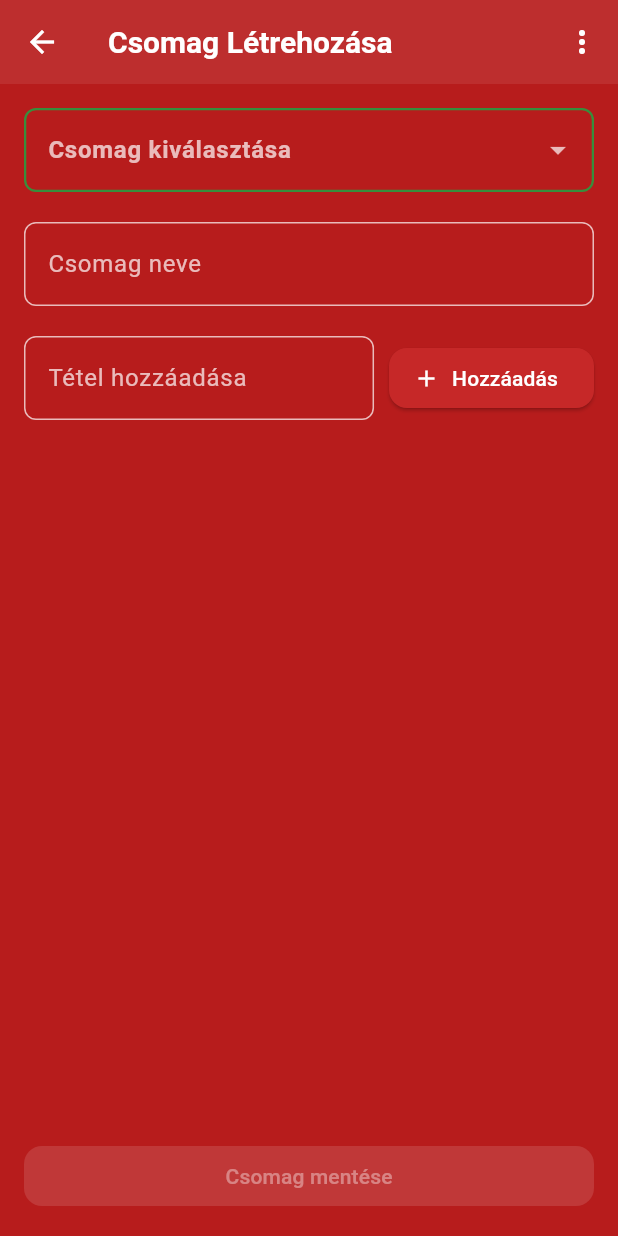
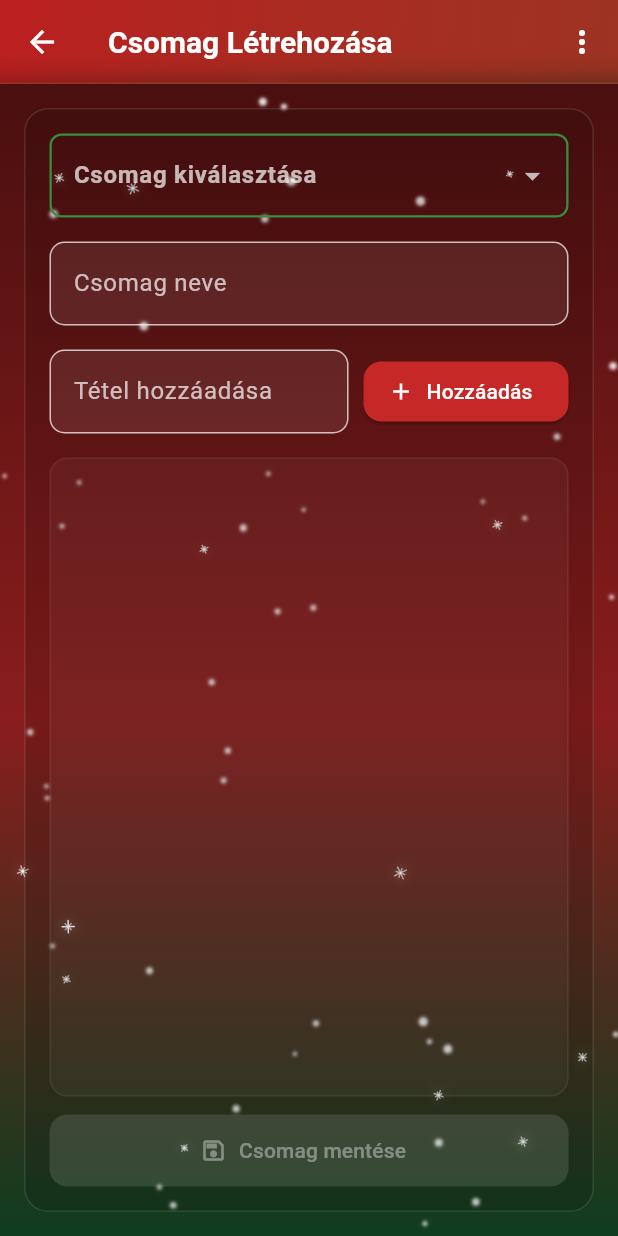
Before and after one commit to Batyito/christmas-bingo, a Flutter app: the CreatePackScreen screen opened directly, on a phone screen of 412 x 824 dp. Run offline on Flutter 3.47's test engine with Material 3 defaults, Android fonts, the phone set to English and light mode, and no system bars; our stand-ins replace cloud_firestore, confetti, firebase_auth, firebase_core; missing offline and left inert: flutter_fireworks; accounts and stored records are empty.

Commit message:
Refactor CreatePackScreen: add themed background & overlays, replace AppBar with GradientBlurAppBar, and restyle layout
- Replace default AppBar with GradientBlurAppBar and introduce themeKey
- Add SeasonalGradientBackground and seasonal overlays (Snowfall, Twinkles, HoppingBunnies, PastelFloaters)
- Wrap content in a centered, constrained, decorated container for responsive layout
- Restyle inputs, item list and buttons (updated paddings, borders, filled colors, rounded corners)
- Move save/update button into SafeArea and unify button styling
- Preserve existing pack/item logic and behaviors

```diff
--- a/lib/screens/create_pack_screen.dart
+++ b/lib/screens/create_pack_screen.dart
@@ -4,6 +4,12 @@ import '../services/firestore/firestore_service.dart';
 import '../models/bingo_item.dart';
 import '../models/pack.dart';
 import '../widgets/quick_nav_sheet.dart';
+import '../widgets/gradient_blur_app_bar.dart';
+import '../widgets/theme_effects/seasonal_gradient_background.dart';
+import '../widgets/theme_effects/snowfall_overlay.dart';
+import '../widgets/theme_effects/twinkles_overlay.dart';
+import '../widgets/theme_effects/hopping_bunnies_overlay.dart';
+import '../widgets/theme_effects/pastel_floaters_overlay.dart';
 
 class CreatePackScreen extends StatefulWidget {
   const CreatePackScreen({super.key});
@@ -288,8 +294,14 @@ class _CreatePackScreenState extends State<CreatePackScreen> {
 
   @override
   Widget build(BuildContext context) {
+    final themeKey = _autoThemeKey();
     return Scaffold(
-      appBar: AppBar(
+      appBar: GradientBlurAppBar(
+        themeKey: themeKey,
+        leading: IconButton(
+          icon: const Icon(Icons.arrow_back),
+          onPressed: () => Navigator.of(context).maybePop(),
+        ),
         title: const Text(
           "Csomag Létrehozása",
           style: TextStyle(fontWeight: FontWeight.bold),
@@ -302,25 +314,46 @@ class _CreatePackScreenState extends State<CreatePackScreen> {
           ),
         ],
       ),
-      body: Padding(
+      body: Stack(
+        children: [
+          SeasonalGradientBackground(themeKey: themeKey),
+          if (themeKey == 'christmas') ...[
+            const IgnorePointer(child: SnowfallOverlay()),
+            const IgnorePointer(child: TwinklesOverlay()),
+          ] else ...[
+            const IgnorePointer(child: HoppingBunniesOverlay()),
+            const IgnorePointer(child: PastelFloatersOverlay()),
+          ],
+          Center(
+            child: ConstrainedBox(
+              constraints: const BoxConstraints(maxWidth: 900),
+              child: Padding(
                 padding: const EdgeInsets.all(16.0),
+                child: Container(
+                  padding: const EdgeInsets.all(16.0),
+                  decoration: BoxDecoration(
+                    color: Colors.black.withValues(alpha: 0.14),
+                    borderRadius: BorderRadius.circular(16),
+                    border:
+                        Border.all(color: Colors.white.withValues(alpha: 0.12)),
+                  ),
                   child: Column(
                     crossAxisAlignment: CrossAxisAlignment.stretch,
                     children: [
                       _buildPackDropdown(),
-            const SizedBox(height: 20),
+                      const SizedBox(height: 16),
                       TextField(
                         controller: packNameController,
                         decoration: InputDecoration(
                           labelText: "Csomag neve",
                           filled: true,
-                fillColor: Theme.of(context).colorScheme.surface,
+                          fillColor: Colors.white.withValues(alpha: 0.08),
                           border: OutlineInputBorder(
-                  borderRadius: BorderRadius.circular(8.0),
+                            borderRadius: BorderRadius.circular(10.0),
                           ),
                         ),
                       ),
-            const SizedBox(height: 20),
+                      const SizedBox(height: 16),
                       Row(
                         children: [
                           Expanded(
@@ -329,9 +362,9 @@ class _CreatePackScreenState extends State<CreatePackScreen> {
                               decoration: InputDecoration(
                                 labelText: "Tétel hozzáadása",
                                 filled: true,
-                      fillColor: Theme.of(context).colorScheme.surface,
+                                fillColor: Colors.white.withValues(alpha: 0.08),
                                 border: OutlineInputBorder(
-                        borderRadius: BorderRadius.circular(8.0),
+                                  borderRadius: BorderRadius.circular(10.0),
                                 ),
                               ),
                             ),
@@ -344,20 +377,57 @@ class _CreatePackScreenState extends State<CreatePackScreen> {
                           ),
                         ],
                       ),
-            const SizedBox(height: 20),
-            _buildItemList(),
-            const SizedBox(height: 20),
-            ElevatedButton(
+                      const SizedBox(height: 16),
+                      Expanded(
+                        child: Container(
+                          decoration: BoxDecoration(
+                            color: Colors.white.withValues(alpha: 0.04),
+                            borderRadius: BorderRadius.circular(12),
+                            border: Border.all(
+                                color: Colors.white.withValues(alpha: 0.06)),
+                          ),
+                          padding: const EdgeInsets.all(8),
+                          child: _buildItemList(),
+                        ),
+                      ),
+                      const SizedBox(height: 12),
+                      SafeArea(
+                        top: false,
+                        child: SizedBox(
+                          height: 48,
+                          child: ElevatedButton.icon(
                             onPressed: isModified
-                  ? (selectedPackId != null ? _updatePack : _savePack)
+                                ? (selectedPackId != null
+                                    ? _updatePack
+                                    : _savePack)
                                 : null,
-              child: Text(selectedPackId != null
+                            icon: const Icon(Icons.save_outlined),
+                            label: Text(selectedPackId != null
                                 ? "Csomag frissítése"
                                 : "Csomag mentése"),
+                            style: ElevatedButton.styleFrom(
+                              shape: RoundedRectangleBorder(
+                                borderRadius: BorderRadius.circular(12),
+                              ),
+                            ),
+                          ),
+                        ),
                       ),
                     ],
                   ),
                 ),
+              ),
+            ),
+          ),
+        ],
+      ),
     );
   }
 }
+
+String _autoThemeKey() {
+  final month = DateTime.now().month;
+  return (month == 10 || month == 11 || month == 12 || month == 1)
+      ? 'christmas'
+      : 'easter';
+}
```
Lines whose indentation alone changed are shown as unchanged.
